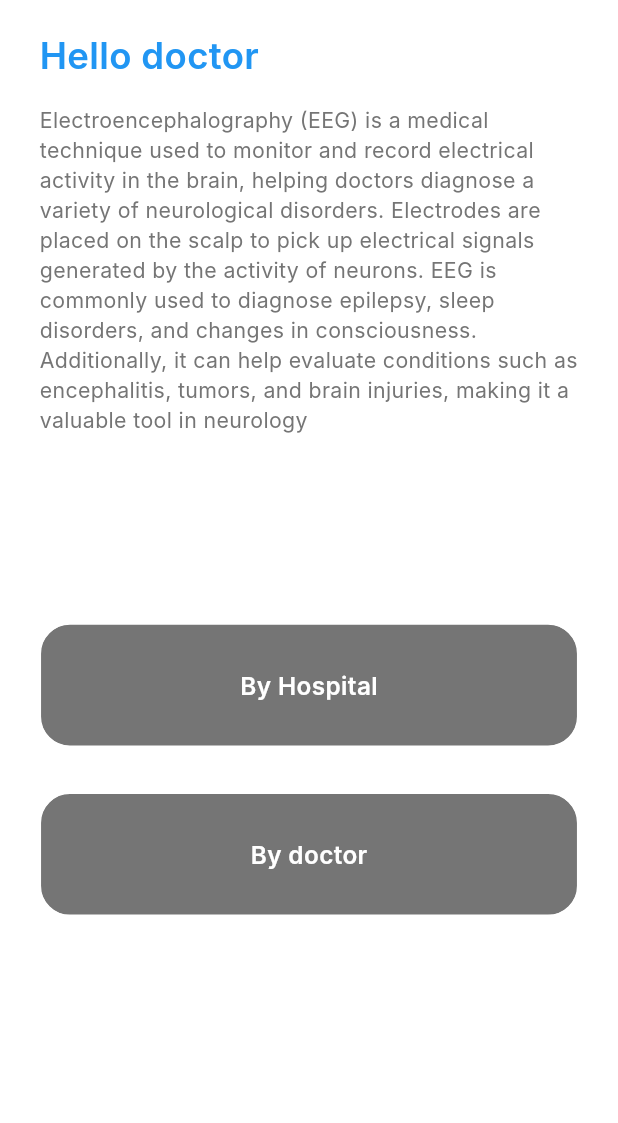
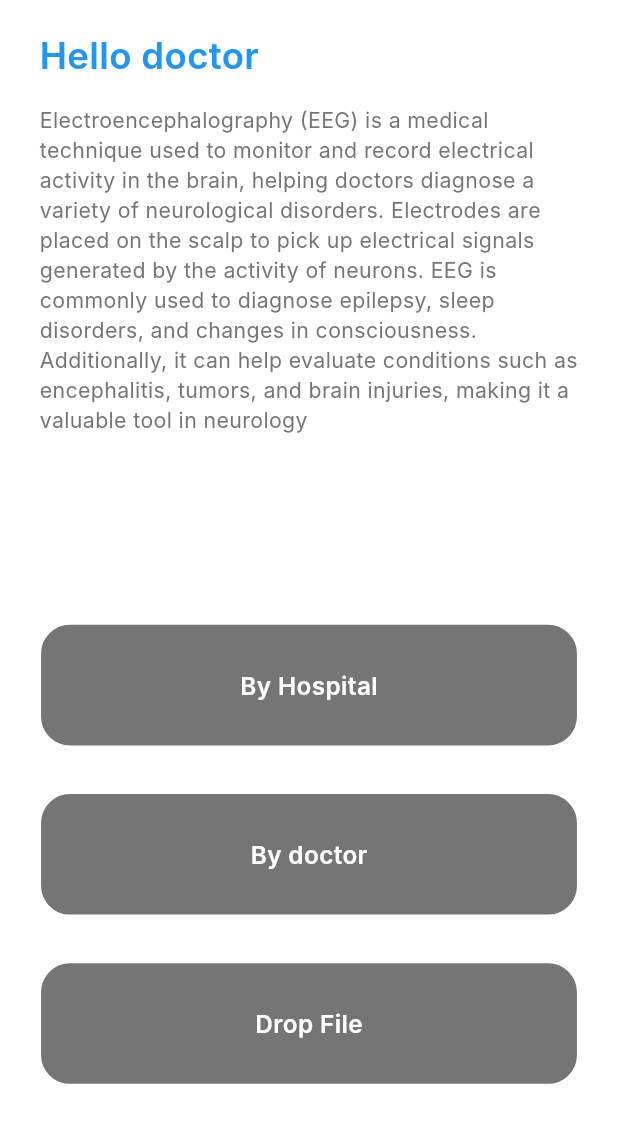
Before and after one commit to IbrahimElbazz/Brainpulse, a Flutter app: the HomeBody screen opened directly, on a phone screen of 412 x 824 dp. Shown: the top 1123 px of the screen. Run offline on Flutter 3.47's test engine with Material 3 defaults, Android fonts, the light colour scheme and no system bars; drawn by our look-alikes of animated_text_kit; our stand-ins replace dartz, dio, flutter_bloc, flutter_screenutil, flutter_svg, freezed_annotation and 10 more; missing offline and left inert: dart:ffi; accounts and stored records are empty; generated files the repository leaves out were written again; Roboto replaces fonts that are missing (Inter).

Commit message:
add drop file screen ui

```diff
--- a/lib/core/routing/app_router.dart
+++ b/lib/core/routing/app_router.dart
@@ -3,6 +3,7 @@ import 'package:brain_pulse/features/app_navigation/app_navigation.dart';
 import 'package:brain_pulse/features/auth/login/presentation/views/login.dart';
 import 'package:brain_pulse/features/data_by_doctor/presentation/screens/save_and_create_patient.dart';
 import 'package:brain_pulse/features/history/presentation/screens/Patient_details.dart';
+import 'package:brain_pulse/features/home/presentation/screens/drop_file_screen.dart';
 import 'package:brain_pulse/features/home/presentation/screens/eeg_data_screen.dart';
 import 'package:brain_pulse/features/data_by_doctor/presentation/screens/data_by_doctor_screen.dart';
 import 'package:brain_pulse/features/home/presentation/screens/get_image_screen.dart';
@@ -27,6 +28,8 @@ class AppRouter {
         return MaterialPageRoute(builder: (_) => const EegDataScreen());
       case Routes.dataByDoctorScreen:
         return MaterialPageRoute(builder: (_) => const DataByDoctorScreen());
+      case Routes.dropfilescreen:
+        return MaterialPageRoute(builder: (_) => const DropFileScreen());
 
       default:
         return MaterialPageRoute(
--- a/lib/core/routing/routers.dart
+++ b/lib/core/routing/routers.dart
@@ -7,4 +7,5 @@ class Routes {
   static const String eegdata = '/eegdata';
   static const String getImage = '/getimage';
   static const String dataByDoctorScreen = '/DataByDoctorScreen';
+  static const String dropfilescreen = '/dropfilescreen';
 }
--- a/lib/features/home/presentation/screens/widgets/home_body.dart
+++ b/lib/features/home/presentation/screens/widgets/home_body.dart
@@ -89,6 +89,19 @@ class HomeBody extends StatelessWidget {
                   width: double.infinity,
                   height: 80.h,
                 ),
+              ),
+              Padding(
+                padding: EdgeInsets.only(
+                  top: 30.h,
+                ),
+                child: CustomButton(
+                  text: "Drop File",
+                  onTap: () {
+                    Navigator.pushNamed(context, Routes.dropfilescreen);
+                  },
+                  width: double.infinity,
+                  height: 80.h,
+                ),
               )
             ],
           ),
```
Also changed, not shown: lib/features/home/presentation/screens/drop_file_screen.dart (added, +11 -0 lines), lib/features/home/presentation/screens/widgets/drop_file_body.dart (added, +52 -0 lines), 4 other files.
